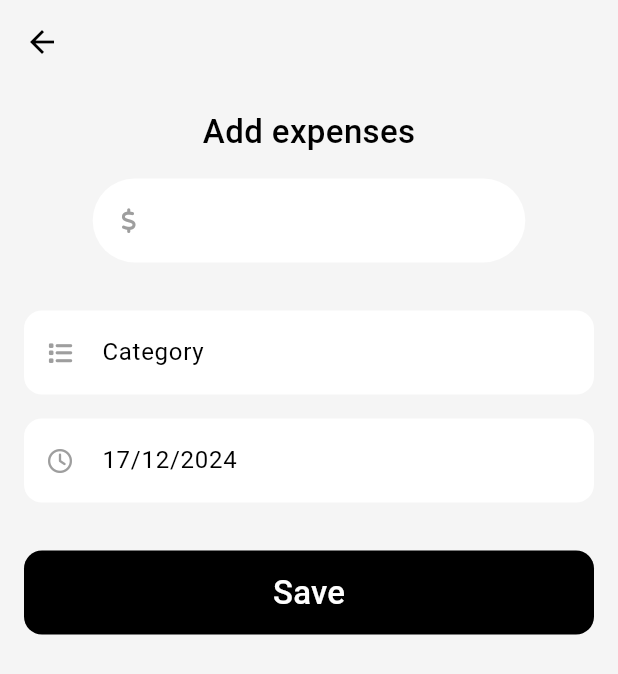
After one commit to mrsicsasa/ExpenseTracker, a Flutter app: the screen it shows after launch, after a tap on an icon or button, on a phone screen of 412 x 824 dp. The commit adds this screen. Shown: the top 674 px of the screen. Run offline on Flutter 3.47's test engine with Material 3 defaults, Android fonts, the phone set to English and light mode, and no system bars; our stand-ins replace fl_chart, font_awesome_flutter.

Commit message:
add_exense ui

```diff
--- /dev/null
+++ b/lib/screens/add_expense/views/add_expense.dart
@@ -0,0 +1,146 @@
+import 'package:flutter/material.dart';
+import 'package:font_awesome_flutter/font_awesome_flutter.dart';
+import 'package:intl/intl.dart';
+
+class AddExpense extends StatefulWidget {
+  const AddExpense({super.key});
+
+  @override
+  State<AddExpense> createState() => _AddExpenseState();
+}
+
+class _AddExpenseState extends State<AddExpense> {
+  TextEditingController expenseController = TextEditingController();
+  TextEditingController categoryController = TextEditingController();
+  TextEditingController dateController = TextEditingController();
+  DateTime selectDate = DateTime.now();
+
+  @override
+  void initState() {
+    dateController.text = DateFormat('dd/MM/yyyy').format(DateTime.now());
+    super.initState();
+  }
+
+  @override
+  Widget build(BuildContext context) {
+    return GestureDetector(
+      onTap: () => FocusScope.of(context).unfocus,
+      child: Scaffold(
+        backgroundColor: Theme.of(context).colorScheme.background,
+        appBar: AppBar(
+          backgroundColor: Theme.of(context).colorScheme.background,
+        ),
+        body:  Padding(
+          padding: EdgeInsets.all(16.0),
+          child: Column(
+            crossAxisAlignment: CrossAxisAlignment.center,
+            children: [
+              Text(
+                "Add expenses",
+                style: TextStyle(
+                  fontSize: 22,
+                  fontWeight: FontWeight.w500
+              )
+              ),
+              const SizedBox(height: 16,),
+              SizedBox(
+                width: MediaQuery.of(context).size.width * 0.7,
+                child: TextFormField(
+                  controller: expenseController,
+                  textAlignVertical: TextAlignVertical.center,
+                  decoration: InputDecoration(
+                    filled: true,
+                    fillColor: Colors.white,
+                    prefixIcon: Icon(
+                      FontAwesomeIcons.dollarSign,
+                      size: 16,
+                      color: Colors.grey,
+                      ),
+                    border: OutlineInputBorder(
+                      borderRadius: BorderRadius.circular(30),
+                      borderSide: BorderSide.none
+                    ),
+                  ),
+                ),
+              ),
+              SizedBox(height: 32,),
+              TextFormField(
+                controller: categoryController,
+                textAlignVertical: TextAlignVertical.center,
+                  decoration: InputDecoration(
+                    filled: true,
+                    fillColor: Colors.white,
+                    prefixIcon: Icon(
+                      FontAwesomeIcons.list,
+                      size: 16,
+                      color: Colors.grey,
+                      ),
+                      hintText: "Category",
+                    border: OutlineInputBorder(
+                      borderRadius: BorderRadius.circular(12),
+                      borderSide: BorderSide.none
+                    ),
+                  ),
+                ),
+              SizedBox(height: 16,),
+              TextFormField(
+                controller: dateController,
+                textAlignVertical: TextAlignVertical.center,
+                onTap: ()  async{
+                  DateTime? newDate = await showDatePicker(
+                    context: context,
+                    initialDate: selectDate,
+                    firstDate: DateTime.now(),
+                     lastDate: DateTime.now().add(Duration(days: 365))
+                     );
+                     if (newDate != null) {
+                      setState(() {
+                            dateController.text = DateFormat('dd/MM/yyyy').format(newDate);
+                            selectDate = newDate;
+                      });
+                     }
+                },
+                readOnly: true,
+                  decoration: InputDecoration(
+                    filled: true,
+                    fillColor: Colors.white,
+                    prefixIcon: Icon(
+                      FontAwesomeIcons.clock,
+                      size: 16,
+                      color: Colors.grey,
+                      ),
+                      hintText: "Date",
+                    border: OutlineInputBorder(
+                      borderRadius: BorderRadius.circular(12),
+                      borderSide: BorderSide.none
+                    ),
+                  ),
+                ),
+              SizedBox(height: 32,),
+              SizedBox(
+                width: double.infinity,
+                height: kToolbarHeight,
+                child: TextButton(
+                  onPressed: () {},
+                  style: TextButton.styleFrom(
+                    backgroundColor: Colors.black,
+                    shape: RoundedRectangleBorder(
+                      borderRadius: BorderRadius.circular(12)
+                    )
+                  ),
+                   child: Text(
+                    "Save",
+                    style: TextStyle(
+                      fontSize: 22,
+                      color: Colors.white
+                    ),
+                   )
+                   ),
+              )
+            ],
+          ),
+        ),
+      ),
+    );
+  }
+}
--- a/lib/screens/home/views/home_screen.dart
+++ b/lib/screens/home/views/home_screen.dart
@@ -1,5 +1,6 @@
 import 'dart:math';
 
+import 'package:expense_tracker/screens/add_expense/views/add_expense.dart';
 import 'package:expense_tracker/screens/home/views/main_screen.dart';
 import 'package:expense_tracker/screens/stats/stats.dart';
 import 'package:flutter/cupertino.dart';
@@ -47,7 +48,12 @@ class _HomeScreenState extends State<HomeScreen> {
       ),
       floatingActionButtonLocation: FloatingActionButtonLocation.centerDocked,
       floatingActionButton: FloatingActionButton(
-        onPressed: () {},
+        onPressed: () {
+          Navigator.push(
+            context,
+            MaterialPageRoute<void> (builder: (BuildContext context ) =>  AddExpense(),)
+            );
+        },
         shape: CircleBorder(),
         child: Container(
           width: 60,
--- a/pubspec.yaml
+++ b/pubspec.yaml
@@ -32,6 +32,7 @@ dependencies:
     sdk: flutter
   font_awesome_flutter: ^10.8.0
   fl_chart: ^0.69.2
+  intl: ^0.20.1
 
   # The following adds the Cupertino Icons font to your application.
   # Use with the CupertinoIcons class for iOS style icons.
```
Also changed, not shown: pubspec.lock.
